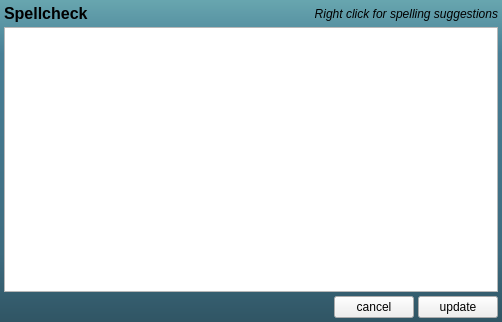
This is armadillo/plugins/spellcheck/spellcheck.ui in rkyleg/scope as Qt 5 draws it before an edit. The edited form follows.
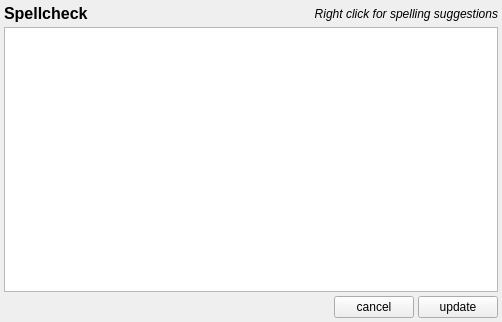
This is the edited form.

Commit message: ace, scintilla - added selectAll function spellcheck - adds button to editor, selects all if no text is selected docs - spelling corrections

Patch:
```diff
--- a/armadillo/plugins/spellcheck/spellcheck.ui
+++ b/armadillo/plugins/spellcheck/spellcheck.ui
@@ -13,12 +13,6 @@
   <property name="windowTitle">
    <string>Form</string>
   </property>
-  <property name="styleSheet">
-   <string notr="true">QWidget#Form {
-	background-color: qlineargradient(spread:pad, x1:1, y1:1, x2:1, y2:0, stop:0 rgba(48, 85, 100, 255), stop:0.21267 rgba(61, 107, 127, 255), stop:0.831818 rgba(72, 127, 150, 255), stop:1 rgba(104, 166, 175, 255));
-border-radius:8px;
-}</string>
-  </property>
   <layout class="QGridLayout" name="gridLayout_2">
    <property name="margin">
     <number>4</number>
```
The commit also changes 9 other files.
